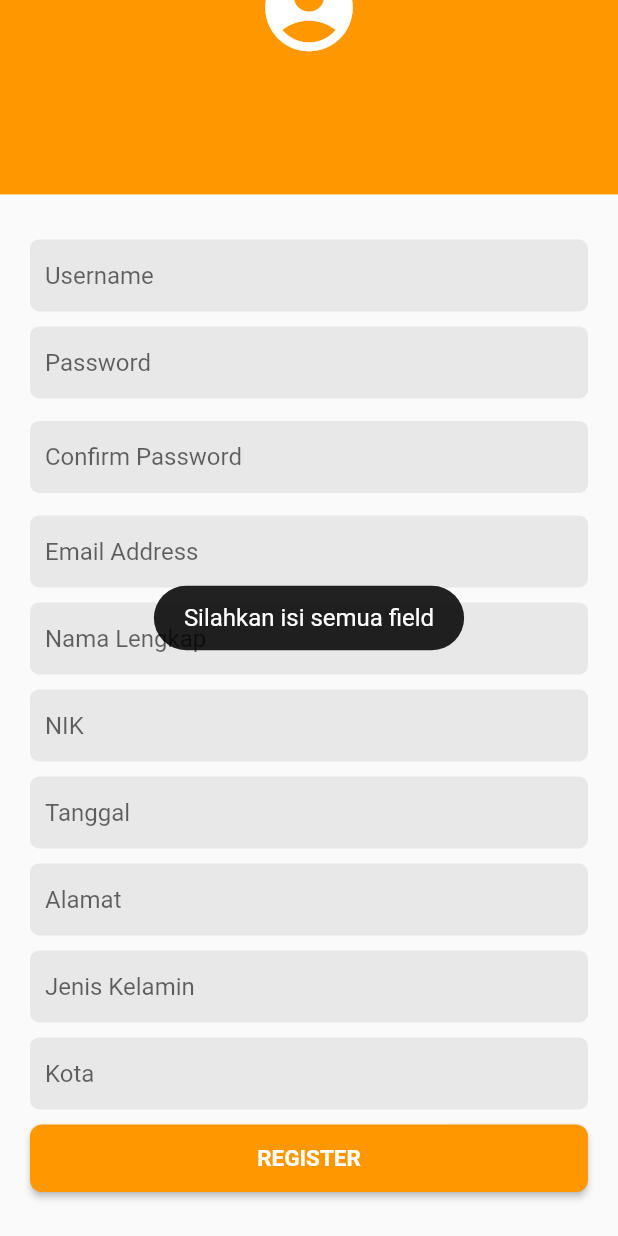
After one commit to yusriltakeuchi/flutter_restofood_api, a Flutter app: the RegisterScreen screen opened directly, scrolled down 200 dp, after a tap on "REGISTER", on a phone screen of 412 x 824 dp. The commit adds this screen. Run offline on Flutter 3.47's test engine with Material 2 defaults, Android fonts, the phone set to English and light mode, and no system bars; our stand-ins replace dio, fluttertoast, image_picker; missing offline and left inert: flutter_material_pickers; network calls fail.

Commit message:
Menambahkan Fetch API City, Register

```diff
--- a/lib/core/config/endpoint.dart
+++ b/lib/core/config/endpoint.dart
@@ -2,4 +2,8 @@
 class Endpoint {
   static String _baseURL = "https://leeyurani.com/restofood/public/api";
   static String baseFoods = "${_baseURL}/foods";
+  static String baseCity = "${_baseURL}/city";
+
+  //Auth routes
+  static String register = "${_baseURL}/auth/register";
 }
--- /dev/null
+++ b/lib/core/models/action_model.dart
@@ -0,0 +1,14 @@
+
+//Class yang hanya menampung action response
+class ActionModel {
+  int status;
+  String message;
+
+  ActionModel({this.status, this.message});
+  factory ActionModel.fromJson(Map<String, dynamic> json) {
+    return ActionModel(
+      status: json['status'] != null ? int.parse(json['status'].toString()) : 400,
+      message: json['message'] != null ? json['message'] : "Terdapat kesalahan"
+    );
+  }
+}
--- /dev/null
+++ b/lib/core/models/city_model.dart
@@ -0,0 +1,14 @@
+
+class CityModel {
+  int id;
+  String name;
+
+  CityModel({this.id, this.name});
+
+  factory CityModel.fromJson(Map<String, dynamic> json) {
+    return CityModel(
+      id: json['id'] != null ? int.parse(json['id'].toString()) : 0,
+      name: json['name'] != null ? json['name'] : ""
+    );
+  }
+}
--- /dev/null
+++ b/lib/core/services/auth_services.dart
@@ -0,0 +1,22 @@
+
+import 'package:dio/dio.dart';
+import 'package:restofood_api/core/config/endpoint.dart';
+import 'package:restofood_api/core/models/action_model.dart';
+
+class AuthServices {
+
+  static Dio dio = new Dio();
+  static Future<ActionModel> register(Map registerData) async {
+    var response = await dio.post(
+      Endpoint.register,
+      data: FormData.fromMap(registerData),
+      options: Options(
+        headers: {
+          "Accept": "application/json"
+        }
+      )
+    );
+
+    return ActionModel.fromJson(response.data);
+  }
+}
--- /dev/null
+++ b/lib/core/services/city_services.dart
@@ -0,0 +1,28 @@
+
+import 'package:restofood_api/core/config/endpoint.dart';
+import 'package:restofood_api/core/models/city_model.dart';
+import 'package:dio/dio.dart';
+
+class CityServices {
+  static Dio dio = new Dio();
+
+  //Get foods data
+  static Future<List<CityModel>> getAll() async {
+    var response = await dio.get(
+      Endpoint.baseCity,
+      options: Options(
+        headers: {
+          "Accept": "application/json"
+        }
+      )
+    );
+
+    var _cityData = List<CityModel>();
+    response.data["data"].forEach((value) {
+      _cityData.add(CityModel.fromJson(value));
+    });
+
+    print(_cityData[0].name);
+    return _cityData;
+  }
+}
--- a/lib/ui/screens/login_screen.dart
+++ b/lib/ui/screens/login_screen.dart
@@ -2,6 +2,7 @@ import 'package:flutter/material.dart';
 import 'package:flutter/services.dart';
 import 'package:restofood_api/core/utils/toast_utils.dart';
 import 'package:restofood_api/ui/screens/home_screen.dart';
+import 'package:restofood_api/ui/screens/register_screen.dart';
 import 'package:restofood_api/ui/widgets/input_field.dart';
 import 'package:restofood_api/ui/widgets/primary_button.dart';
 
@@ -92,6 +93,18 @@ class LoginBody extends StatelessWidget {
                   text: "LOGIN",
                   onClick: () => login(context),
                 ),
+              ),
+              SizedBox(height: 10),
+              InkWell(
+                onTap: () => Navigator.push(context, MaterialPageRoute(
+                  builder: (context) => RegisterScreen()
+                )),
+                child: Text(
+                  "Belum punya akun? Daftar Sekarang!",
+                  style: TextStyle(
+                    fontSize: 14, color: Colors.black87
+                  ),
+                ),
               )
             ],
           ),
--- /dev/null
+++ b/lib/ui/screens/register_screen.dart
@@ -0,0 +1,332 @@
+import 'dart:io';
+
+import 'package:dio/dio.dart';
+import 'package:flutter/material.dart';
+import 'package:flutter/services.dart';
+import 'package:flutter_material_pickers/flutter_material_pickers.dart';
+import 'package:image_picker/image_picker.dart';
+import 'package:intl/intl.dart';
+import 'package:restofood_api/core/models/city_model.dart';
+import 'package:restofood_api/core/services/auth_services.dart';
+import 'package:restofood_api/core/services/city_services.dart';
+import 'package:restofood_api/core/utils/toast_utils.dart';
+import 'package:restofood_api/ui/widgets/input_field.dart';
+import 'package:restofood_api/ui/widgets/primary_button.dart';
+
+class RegisterScreen extends StatelessWidget {
+  @override
+  Widget build(BuildContext context) {
+    return AnnotatedRegion<SystemUiOverlayStyle>(
+      value: SystemUiOverlayStyle(
+        statusBarColor: Colors.transparent,
+      ),
+      child: Scaffold(
+        body: SingleChildScrollView(
+          child: RegisterBody()
+        ),
+      ),
+    );
+  }
+}
+
+class RegisterBody extends StatefulWidget {
+
+  @override
+  _RegisterBodyState createState() => _RegisterBodyState();
+}
+
+class _RegisterBodyState extends State<RegisterBody> {
+  var usernameController = TextEditingController();
+  var passwordController = TextEditingController();
+  var confirmPasswordController = TextEditingController();
+  var emailController = TextEditingController();
+  var namaController = TextEditingController();
+  var nikController = TextEditingController();
+  var tanggalController = TextEditingController();
+  var alamatController = TextEditingController();
+  var jenisKelaminController = TextEditingController();
+  var kotaController = TextEditingController();
+
+  List<CityModel> cityList;
+  File image;
+
+  void register() async {
+    if (usernameController.text.isNotEmpty && passwordController.text.isNotEmpty
+      && confirmPasswordController.text.isNotEmpty && emailController.text.isNotEmpty
+      && namaController.text.isNotEmpty && nikController.text.isNotEmpty
+      && tanggalController.text.isNotEmpty && alamatController.text.isNotEmpty
+      && jenisKelaminController.text.isNotEmpty && kotaController.text.isNotEmpty
+      && image != null
+    ) {
+
+      if (passwordController.text == confirmPasswordController.text) {
+        //call aPI Register
+        Map<String, dynamic> data = {
+          "username": usernameController.text,
+          "password": passwordController.text,
+          "email": emailController.text,
+          "nama": namaController.text,
+          "nik": nikController.text,
+          "tanggal_lahir": tanggalController.text,
+          "alamat": alamatController.text,
+          "image": await MultipartFile.fromFile(image.path),
+          "jenis_kelamin": jenisKelaminController.text,
+          "kota": kotaController.text
+        };
+
+        ToastUtils.show("Mencoba Mendaftar");
+        var response = await AuthServices.register(data);
+        if (response.status == 201) {
+          ToastUtils.show(response.message);
+          Navigator.pop(context);
+        } else {
+          ToastUtils.show(response.message);
+        }
+
+      } else {
+        ToastUtils.show("Password tidak sama");
+      }
+    } else {
+      ToastUtils.show("Silahkan isi semua field");
+    }
+  }
+
+  void pickTanggal() {
+    showMaterialDatePicker(
+      context: context,
+      selectedDate: DateTime.now(),
+      onChanged: (value) {
+        tanggalController.text = DateFormat('yyyy-MM-dd').format(value);
+      },
+    );
+  }
+
+  void pickGender() {
+    List<String> genderList = <String>[
+      'Laki-Laki',
+      'Perempuan',
+    ];
+
+    showMaterialRadioPicker(
+      context: context,
+      title: "Pilih Gender",
+      items: genderList,
+      onChanged: (value) {
+        jenisKelaminController.text = value;
+      },
+    );
+  }
+
+  void pickCity() {
+    if (cityList != null) {
+      showMaterialScrollPicker(
+        context: context,
+        title: "Pilih Kota",
+        items: cityList.map((x) => x.name).toList(),
+        onChanged: (value) {
+          kotaController.text = value;
+        },
+      );
+    }
+  }
+
+  void pickImage() async {
+    var _image = await ImagePicker.pickImage(source: ImageSource.gallery);
+    if (_image != null) {
+      setState(() {
+        image = _image;
+      });
+    }
+  }
+
+  void getCity() async {
+    cityList = new List<CityModel>();
+    var _city = await CityServices.getAll();
+    setState(() {
+      cityList = _city;
+    });
+  }
+
+  @override
+  void initState() {
+    super.initState();
+    this.getCity();
+  }
+  @override
+  Widget build(BuildContext context) {
+
+    //Jika masih proses ambil data city
+    if (cityList == null) {
+      return Container(
+        height: MediaQuery.of(context).size.height,
+        child: Center(
+          child: CircularProgressIndicator(),
+        ),
+      );
+    }
+
+    return Column(
+      children: <Widget>[
+
+        //Bagian headers
+        Container(
+          width: MediaQuery.of(context).size.width,
+          height: MediaQuery.of(context).size.height / 2.5,
+          color: Colors.orange,
+          child: SafeArea(
+            child: Column(
+              crossAxisAlignment: CrossAxisAlignment.center,
+              mainAxisAlignment: MainAxisAlignment.center,
+              children: <Widget>[
+                Align(
+                  alignment: Alignment.topLeft,
+                  child: Padding(
+                    padding: const EdgeInsets.only(left: 10),
+                    child: InkWell(
+                      onTap: () => Navigator.pop(context),
+                      child: Icon(Icons.arrow_back, color: Colors.white, size: 30),
+                    ),
+                  ),
+                ),
+                Text(
+                  "Register",
+                  style: TextStyle(
+                    fontSize: 35,
+                    color: Colors.white,
+                    fontWeight: FontWeight.bold
+                  ),
+                ),
+                SizedBox(height: 10),
+                InkWell(
+                  onTap: () => pickImage(),
+                  child: image == null
+                    ? Icon(Icons.account_circle, size: 70, color: Colors.white)
+                    : Container(
+                      width: 120,
+                      height: 120,
+                      decoration: BoxDecoration(
+                        borderRadius: BorderRadius.circular(80),
+                        image: DecorationImage(
+                          image: ExactAssetImage(image.path)
+                        )
+                      ),
+                    )
+                )
+              ],
+            ),
+          )
+        ),
+
+        //Bagian field Register
+        Padding(
+          padding: EdgeInsets.only(left: 20, right: 20, top: 30),
+          child: Column(
+            children: <Widget>[
+              InputField(
+                action: TextInputAction.done,
+                type: TextInputType.text,
+                controller: usernameController,
+                hintText: "Username",
+              ),
+              SizedBox(height: 10),
+
+              InputField(
+                action: TextInputAction.done,
+                type: TextInputType.text,
+                controller: passwordController,
+                hintText: "Password",
+                secureText: true,
+              ),
+              SizedBox(height: 15),
+
+              InputField(
+                action: TextInputAction.done,
+                type: TextInputType.text,
+                controller: confirmPasswordController,
+                hintText: "Confirm Password",
+                secureText: true,
+              ),
+              SizedBox(height: 15),
+
+              InputField(
+                action: TextInputAction.done,
+                type: TextInputType.emailAddress,
+                controller: emailController,
+                hintText: "Email Address",
+              ),
+              SizedBox(height: 10),
+
+              InputField(
+                action: TextInputAction.done,
+                type: TextInputType.text,
+                controller: namaController,
+                hintText: "Nama Lengkap",
+              ),
+              SizedBox(height: 10),
+
+              InputField(
+                action: TextInputAction.done,
+                type: TextInputType.number,
+                controller: nikController,
+                hintText: "NIK",
+              ),
+              SizedBox(height: 10),
+
+              InputField(
+                action: TextInputAction.done,
+                type: TextInputType.text,
+                controller: tanggalController,
+                hintText: "Tanggal",
+                readOnly: true,
+                onTap: () => pickTanggal(),
+              ),
+              SizedBox(height: 10),
+
+              InputField(
+                action: TextInputAction.newline,
+                type: TextInputType.multiline,
+                controller: alamatController,
+                hintText: "Alamat",
+              ),
+              SizedBox(height: 10),
+
+              InputField(
+                action: TextInputAction.done,
+                type: TextInputType.text,
+                controller: jenisKelaminController,
+                readOnly: true,
+                hintText: "Jenis Kelamin",
+                onTap: () => pickGender(),
+              ),
+              SizedBox(height: 10),
+
+              InputField(
+                action: TextInputAction.done,
+                type: TextInputType.text,
+                controller: kotaController,
+                readOnly: true,
+                hintText: "Kota",
+                onTap: () => pickCity(),
+              ),
+              SizedBox(height: 10),
+
+              Container(
+                width: MediaQuery.of(context).size.width,
+                height: 45,
+                child: PrimaryButton(
+                  color: Colors.orange,
+                  text: "REGISTER",
+                  onClick: () => register(),
+                ),
+              ),
+              SizedBox(height: 30),
+
+            ],
+          ),
+        )
+
+
+      ],
+    );
+  }
+}
--- a/pubspec.yaml
+++ b/pubspec.yaml
@@ -23,6 +23,8 @@ dependencies:
   fluttertoast: ^3.1.3
   dio: ^3.0.8
   image_picker: ^0.6.3+1
+  flutter_material_pickers: ^1.2.0
+  intl: ^0.16.1
 
 dev_dependencies:
   flutter_test:
```
Also changed, not shown: pubspec.lock.
